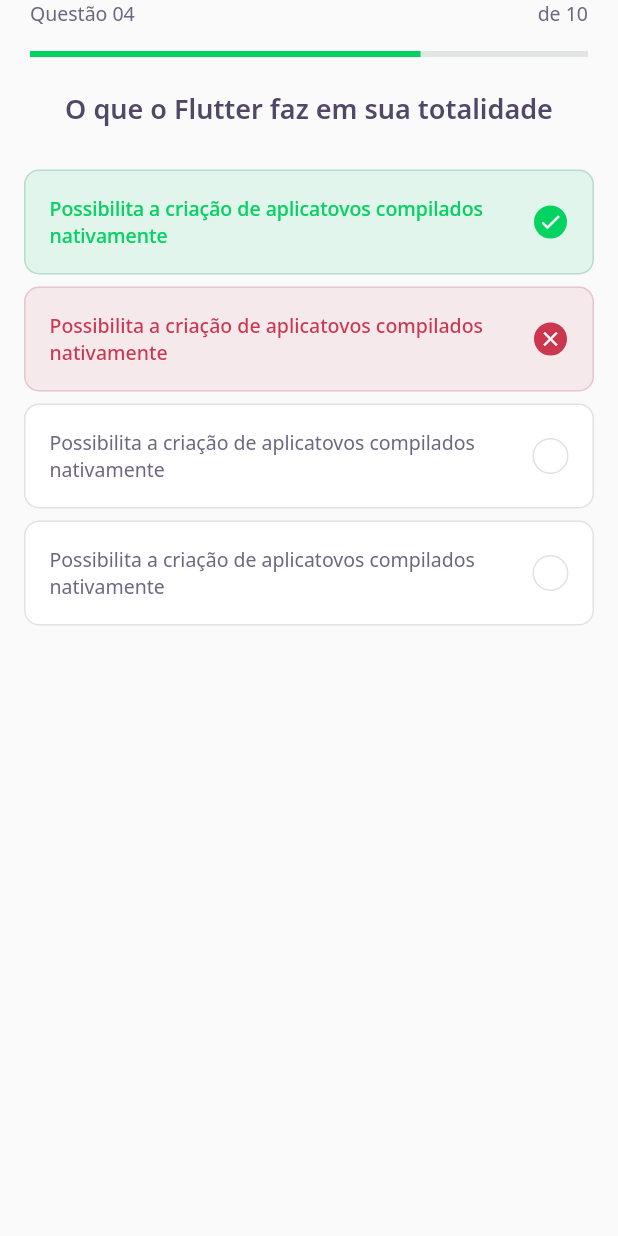
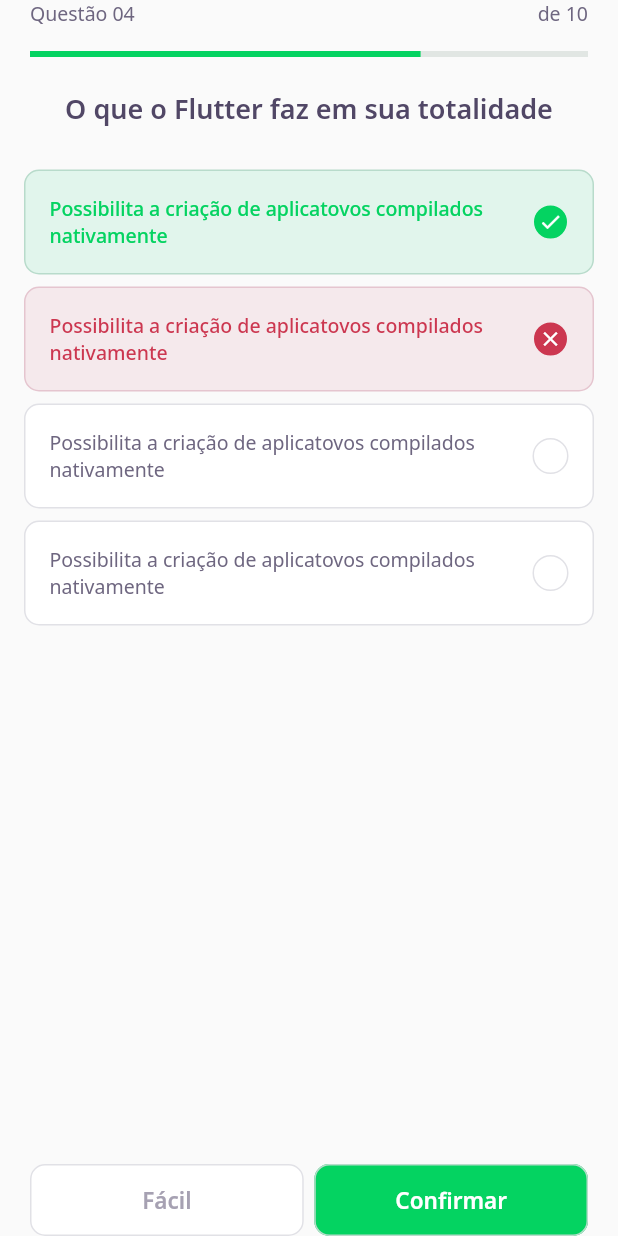
Before and after one commit to rudatorquato/DevQuiz, a Flutter app: the ChallengePage screen opened directly, on a phone screen of 412 x 824 dp. Run offline on Flutter 3.47's test engine with Material 2 defaults, Android fonts, the phone set to English and light mode, and no system bars; our stand-ins replace google_fonts; accounts and stored records are empty.

Commit message:
next button

```diff
--- a/lib/challenge/challenge_page.dart
+++ b/lib/challenge/challenge_page.dart
@@ -1,3 +1,4 @@
+import 'package:DevQuiz/challenge/widgets/next_button/next_button_widget.dart';
 import 'package:DevQuiz/challenge/widgets/question_indicator/question_indicator_widget.dart';
 import 'package:DevQuiz/challenge/widgets/quiz/quiz_widget.dart';
 import 'package:flutter/cupertino.dart';
@@ -24,6 +25,22 @@ class _ChallengePageState extends State<ChallengePage> {
       body: QuizWidget(
         title: "O que o Flutter faz em sua totalidade",
       ),
+      bottomNavigationBar: SafeArea(
+        bottom: true,
+        child: Padding(
+          padding: const EdgeInsets.symmetric(horizontal: 20),
+          child: Row(
+            mainAxisAlignment: MainAxisAlignment.spaceAround,
+            children: [
+              Expanded(child: NextButtonWidget.white(label: "Fácil")),
+              SizedBox(
+                width: 7,
+              ),
+              Expanded(child: NextButtonWidget.green(label: "Confirmar")),
+            ],
+          ),
+        ),
+      ),
     );
   }
 }
--- /dev/null
+++ b/lib/challenge/widgets/next_button/next_button_widget.dart
@@ -0,0 +1,57 @@
+import 'package:DevQuiz/core/app_colors.dart';
+import 'package:DevQuiz/core/core.dart';
+import 'package:flutter/material.dart';
+import 'package:google_fonts/google_fonts.dart';
+
+class NextButtonWidget extends StatelessWidget {
+  final String label;
+  final Color backgroundColor;
+  final Color fontColor;
+  final Color borderColor;
+  NextButtonWidget({
+    required this.label,
+    required this.backgroundColor,
+    required this.fontColor,
+    required this.borderColor,
+  });
+
+  NextButtonWidget.green({required String label})
+      : this.backgroundColor = AppColors.darkGreen,
+        this.fontColor = AppColors.white,
+        this.borderColor = AppColors.green,
+        this.label = label;
+
+  NextButtonWidget.white({required String label})
+      : this.backgroundColor = AppColors.white,
+        this.fontColor = AppColors.lightGrey,
+        this.borderColor = AppColors.border,
+        this.label = label;
+
+  @override
+  Widget build(BuildContext context) {
+    return Container(
+      height: 48,
+      child: TextButton(
+        style: ButtonStyle(
+            backgroundColor: MaterialStateProperty.all(
+              backgroundColor,
+            ),
+            shape: MaterialStateProperty.all(RoundedRectangleBorder(
+              borderRadius: BorderRadius.circular(10),
+            )),
+            side: MaterialStateProperty.all(BorderSide(
+              color: borderColor,
+            ))),
+        onPressed: () {},
+        child: Text(
+          label,
+          style: GoogleFonts.notoSans(
+            fontWeight: FontWeight.w600,
+            fontSize: 15,
+            color: fontColor,
+          ),
+        ),
+      ),
+    );
+  }
+}
--- a/lib/core/app_widget.dart
+++ b/lib/core/app_widget.dart
@@ -1,5 +1,6 @@
 //import 'package:DevQuiz/challenge/challenge_page.dart';
-import 'package:DevQuiz/home/home_page.dart';
+import 'package:DevQuiz/challenge/challenge_page.dart';
+//import 'package:DevQuiz/home/home_page.dart';
 //import 'package:DevQuiz/home/home_page.dart';
 //import 'package:DevQuiz/splash/splash_page.dart';
 import 'package:flutter/material.dart';
@@ -9,7 +10,8 @@ class AppWidget extends StatelessWidget {
   Widget build(BuildContext context) {
     return MaterialApp(
       title: "DevQuiz",
-      home: HomePage(),
+      home: ChallengePage(),
+      debugShowCheckedModeBanner: false,
     );
   }
 }
```
Also changed, not shown: 2 other files.
